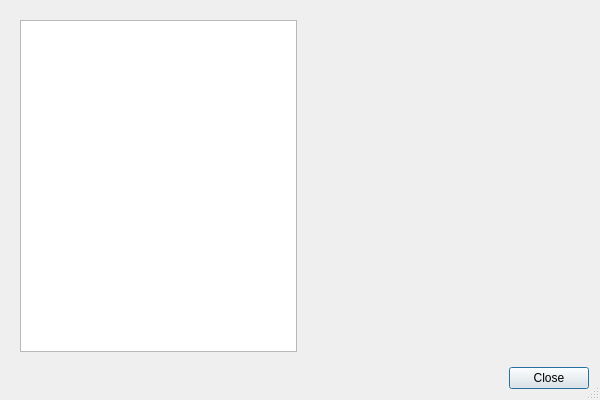
First picture: the form in Geometrize/dialog/preferencestabdialog.ui, repository Tw1ddle/geometrize, before the edit.
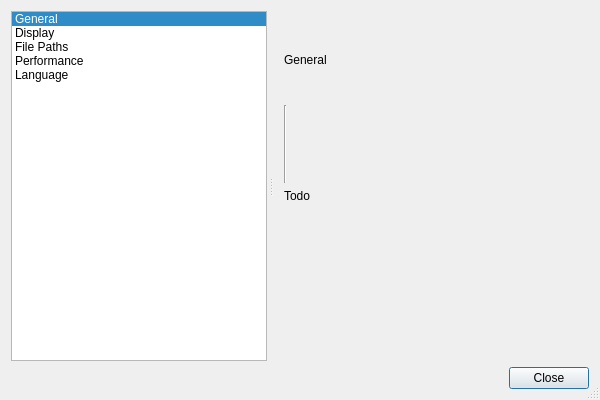
Second picture: the form after the edit. The open tabs and pages were chosen to show the change. Icons and pictures are not drawn.

Commit message: Add more icons, tweak preferences dialog, add right click template actions

```diff
--- a/Geometrize/dialog/preferencestabdialog.ui
+++ b/Geometrize/dialog/preferencestabdialog.ui
@@ -30,32 +30,162 @@
   </property>
   <layout class="QVBoxLayout" name="verticalLayout">
    <item>
-    <widget class="QWidget" name="horizontalWidget" native="true">
-     <layout class="QHBoxLayout" name="horizontalLayout_2">
-      <item>
-       <widget class="QListWidget" name="preferenceCategoryList"/>
-      </item>
-      <item>
+    <layout class="QVBoxLayout" name="verticalLayout_2">
+     <item>
+      <widget class="QSplitter" name="splitter">
+       <property name="orientation">
+        <enum>Qt::Horizontal</enum>
+       </property>
+       <property name="handleWidth">
+        <number>8</number>
+       </property>
+       <property name="childrenCollapsible">
+        <bool>false</bool>
+       </property>
+       <widget class="QListWidget" name="preferenceCategoryList">
+        <property name="sizePolicy">
+         <sizepolicy hsizetype="Fixed" vsizetype="Expanding">
+          <horstretch>0</horstretch>
+          <verstretch>0</verstretch>
+         </sizepolicy>
+        </property>
+        <property name="minimumSize">
+         <size>
+          <width>0</width>
+          <height>0</height>
+         </size>
+        </property>
+        <property name="editTriggers">
+         <set>QAbstractItemView::NoEditTriggers</set>
+        </property>
+        <property name="showDropIndicator" stdset="0">
+         <bool>false</bool>
+        </property>
+        <property name="iconSize">
+         <size>
+          <width>32</width>
+          <height>32</height>
+         </size>
+        </property>
+        <property name="movement">
+         <enum>QListView::Static</enum>
+        </property>
+        <property name="flow">
+         <enum>QListView::TopToBottom</enum>
+        </property>
+        <property name="spacing">
+         <number>4</number>
+        </property>
+        <property name="uniformItemSizes">
+         <bool>false</bool>
+        </property>
+        <property name="currentRow">
+         <number>0</number>
+        </property>
+        <item>
+         <property name="text">
+          <string>General</string>
+         </property>
+         <property name="icon">
+          <iconset resource="../resources/application_resources.qrc">
+           <normaloff>:/icons/wrench.png</normaloff>:/icons/wrench.png</iconset>
+         </property>
+        </item>
+        <item>
+         <property name="text">
+          <string>Display</string>
+         </property>
+         <property name="icon">
+          <iconset resource="../resources/application_resources.qrc">
+           <normaloff>:/icons/monitor_edit.png</normaloff>:/icons/monitor_edit.png</iconset>
+         </property>
+        </item>
+        <item>
+         <property name="text">
+          <string>File Paths</string>
+         </property>
+         <property name="icon">
+          <iconset resource="../resources/application_resources.qrc">
+           <normaloff>:/icons/folders.png</normaloff>:/icons/folders.png</iconset>
+         </property>
+        </item>
+        <item>
+         <property name="text">
+          <string>Performance</string>
+         </property>
+         <property name="icon">
+          <iconset resource="../resources/application_resources.qrc">
+           <normaloff>:/icons/processor.png</normaloff>:/icons/processor.png</iconset>
+         </property>
+        </item>
+        <item>
+         <property name="text">
+          <string>Language</string>
+         </property>
+         <property name="icon">
+          <iconset resource="../resources/application_resources.qrc">
+           <normaloff>:/icons/locate.png</normaloff>:/icons/locate.png</iconset>
+         </property>
+        </item>
+       </widget>
        <widget class="QStackedWidget" name="preferencePageStack">
+        <property name="sizePolicy">
+         <sizepolicy hsizetype="Preferred" vsizetype="Preferred">
+          <horstretch>2</horstretch>
+          <verstretch>0</verstretch>
+         </sizepolicy>
+        </property>
         <property name="currentIndex">
          <number>1</number>
         </property>
-        <widget class="QWidget" name="generalPreferences"/>
+        <widget class="QWidget" name="generalPreferences">
+         <layout class="QVBoxLayout" name="verticalLayout_5">
+          <item>
+           <layout class="QVBoxLayout" name="verticalLayout_4">
+            <item>
+             <widget class="QLabel" name="generalTitle">
+              <property name="text">
+               <string>General</string>
+              </property>
+             </widget>
+            </item>
+            <item>
+             <widget class="Line" name="generalTitleSpacer">
+              <property name="orientation">
+               <enum>Qt::Vertical</enum>
+              </property>
+             </widget>
+            </item>
+           </layout>
+          </item>
+          <item>
+           <layout class="QFormLayout" name="formLayout">
+            <item row="0" column="0">
+             <widget class="QLabel" name="label_2">
+              <property name="text">
+               <string>Todo</string>
+              </property>
+             </widget>
+            </item>
+           </layout>
+          </item>
+         </layout>
+        </widget>
         <widget class="QWidget" name="performancePreferences"/>
        </widget>
-      </item>
-     </layout>
-    </widget>
-   </item>
-   <item>
-    <widget class="QDialogButtonBox" name="buttonBox">
-     <property name="orientation">
-      <enum>Qt::Horizontal</enum>
-     </property>
-     <property name="standardButtons">
-      <set>QDialogButtonBox::Close</set>
-     </property>
-    </widget>
+      </widget>
+     </item>
+     <item>
+      <widget class="QDialogButtonBox" name="buttonBox">
+       <property name="orientation">
+        <enum>Qt::Horizontal</enum>
+       </property>
+       <property name="standardButtons">
+        <set>QDialogButtonBox::Close</set>
+       </property>
+      </widget>
+     </item>
+    </layout>
    </item>
   </layout>
  </widget>
```
Left out of the diff: 9 changed lines with no effect on the pictures. The commit also changes 443 other files.
